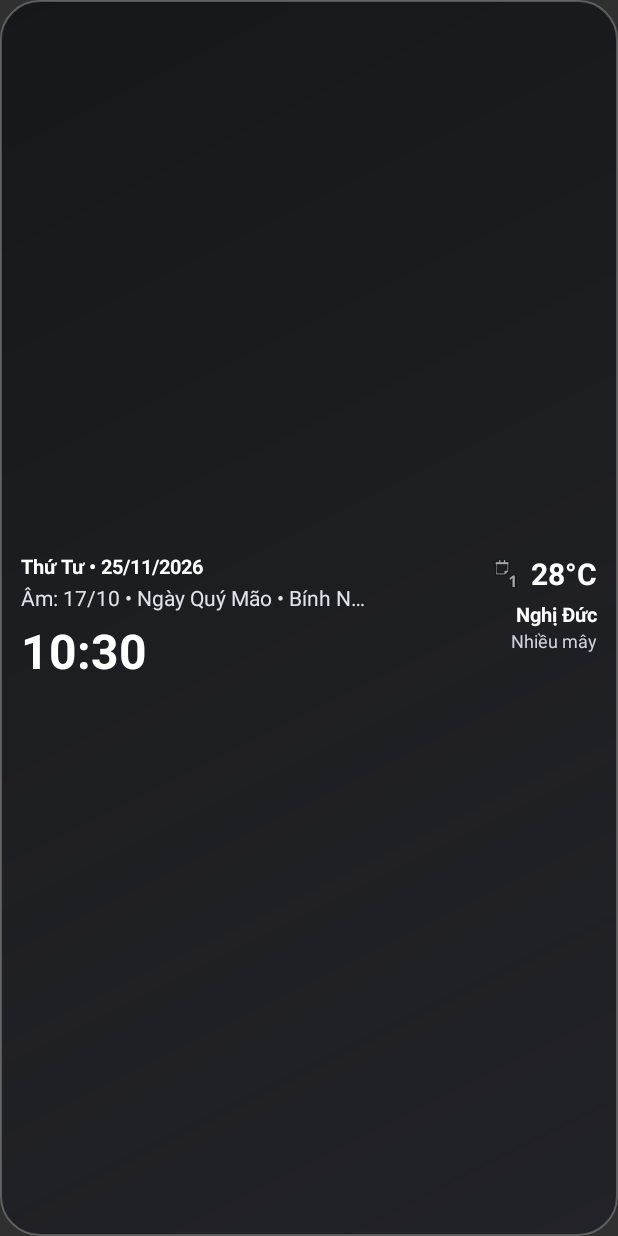
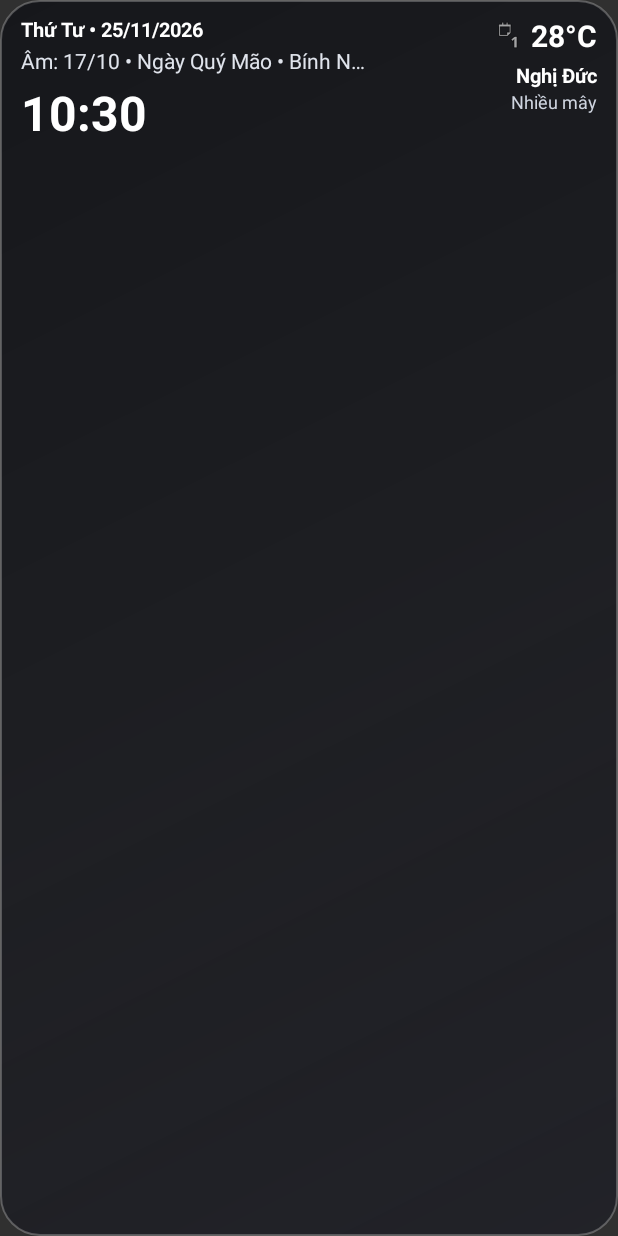
Before and after one commit to duynghiduc2000-vn/ThoiTietVaAmLich, an Android app built with Jetpack Compose: the layout widget_layout_4x2.xml on its own in the app's theme, with its tools: preview values and no code run, on a phone screen of 412 x 824 dp. Run offline under Robolectric (Android 15) with nearby library versions, the phone set to English and light mode, and no system bars.

Commit message:
Update widget_layout_4x2.xml

```diff
--- a/app/src/main/res/layout/widget_layout_4x2.xml
+++ b/app/src/main/res/layout/widget_layout_4x2.xml
@@ -4,21 +4,24 @@
     android:layout_width="match_parent"
     android:layout_height="match_parent"
     android:background="@drawable/bg_widget_liquid_dark"
-    android:padding="14dp">
+    android:paddingStart="14dp"
+    android:paddingEnd="14dp"
+    android:paddingTop="10dp"
+    android:paddingBottom="28dp">
 
     <LinearLayout
         android:layout_width="match_parent"
         android:layout_height="match_parent"
         android:baselineAligned="false"
-        android:gravity="center_vertical"
+        android:gravity="top"
         android:orientation="horizontal">
 
-        <!-- Cột trái: Thứ, ngày dương, âm lịch / việc cần làm, đồng hồ -->
+        <!-- Cột trái -->
         <LinearLayout
             android:layout_width="0dp"
-            android:layout_height="match_parent"
+            android:layout_height="wrap_content"
             android:layout_weight="1.35"
-            android:gravity="center_vertical"
+            android:gravity="top"
             android:orientation="vertical">
 
             <TextView
@@ -47,7 +50,7 @@
                 android:id="@+id/clock_main"
                 android:layout_width="wrap_content"
                 android:layout_height="wrap_content"
-                android:layout_marginTop="4dp"
+                android:layout_marginTop="3dp"
                 android:ellipsize="end"
                 android:format12Hour="HH:mm"
                 android:format24Hour="HH:mm"
@@ -57,12 +60,12 @@
                 android:textStyle="bold" />
         </LinearLayout>
 
-        <!-- Cột phải: Thời tiết & Chữ ký -->
+        <!-- Cột phải -->
         <LinearLayout
             android:layout_width="0dp"
-            android:layout_height="match_parent"
+            android:layout_height="wrap_content"
             android:layout_weight="0.85"
-            android:gravity="end|center_vertical"
+            android:gravity="end|top"
             android:orientation="vertical">
 
             <LinearLayout
@@ -73,9 +76,9 @@
 
                 <ImageView
                     android:id="@+id/iv_weather_icon"
-                    android:layout_width="22dp"
-                    android:layout_height="22dp"
-                    android:layout_marginEnd="6dp"
+                    android:layout_width="20dp"
+                    android:layout_height="20dp"
+                    android:layout_marginEnd="5dp"
                     android:contentDescription="Thời tiết"
                     android:src="@android:drawable/ic_menu_day" />
 
@@ -93,7 +96,7 @@
                 android:id="@+id/tv_location"
                 android:layout_width="wrap_content"
                 android:layout_height="wrap_content"
-                android:layout_marginTop="4dp"
+                android:layout_marginTop="3dp"
                 android:ellipsize="end"
                 android:maxLines="1"
                 android:text="Nghị Đức"
@@ -115,7 +118,7 @@
                 android:id="@+id/tv_signature"
                 android:layout_width="wrap_content"
                 android:layout_height="wrap_content"
-                android:layout_marginTop="4dp"
+                android:layout_marginTop="3dp"
                 android:ellipsize="end"
                 android:maxLines="1"
                 android:text=""
```
